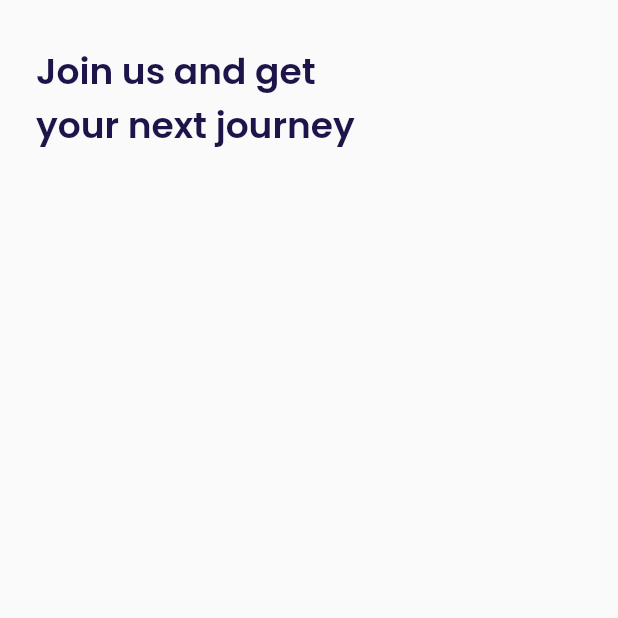
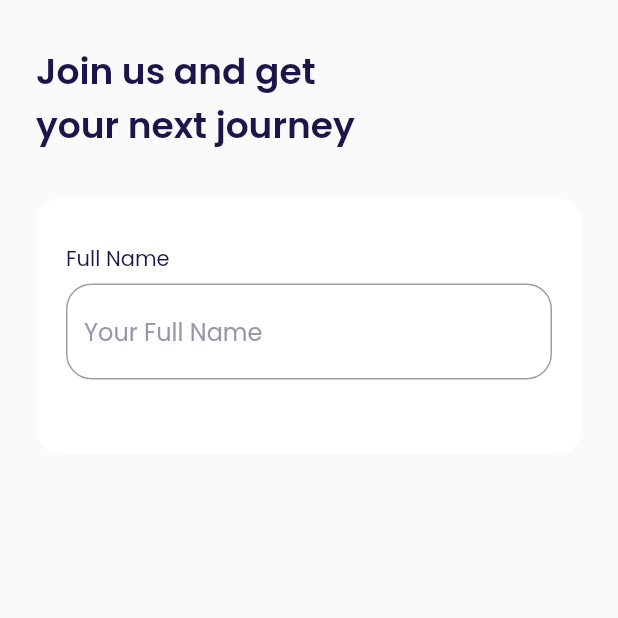
Before and after one commit to YudaDwi/airdrop, a Flutter app: the SignUpPage screen opened by its route, on a phone screen of 412 x 824 dp, the top half of it. Run offline on Flutter 3.47's test engine with Material 2 defaults, Android fonts, the phone set to English and light mode, and no system bars; our stand-ins replace google_fonts.

Commit message:
10 slicing signup input section1

```diff
--- a/airdrop/lib/ui/pages/sign_up_page.dart
+++ b/airdrop/lib/ui/pages/sign_up_page.dart
@@ -15,12 +15,54 @@ class SignUpPage extends StatelessWidget {
       );
     }
 
+    Widget inputSection() {
+      Widget emailInput() {
+        return Container(
+          margin: EdgeInsets.only(bottom: 20),
+          child: Column(
+            crossAxisAlignment: CrossAxisAlignment.start,
+            children: [
+              Text(
+                'Full Name',
+                style: blacktTextSyle,
+              ),
+              SizedBox(
+                height: 6,
+              ),
+              TextFormField(
+                cursorColor: kBlackColor,
+                decoration: InputDecoration(
+                    hintText: 'Your Full Name',
+                    hintStyle: greyTextSyle.copyWith(fontSize: 16),
+                    border: OutlineInputBorder(
+                        borderRadius: BorderRadius.circular(defaultRadius)),
+                    focusedBorder: OutlineInputBorder(
+                        borderRadius: BorderRadius.circular(defaultRadius),
+                        borderSide: BorderSide(color: kPrimaryColor))),
+              )
+            ],
+          ),
+        );
+      }
+
+      return Container(
+        margin: EdgeInsets.only(top: 30),
+        padding: EdgeInsets.symmetric(horizontal: 20, vertical: 30),
+        decoration: BoxDecoration(
+            color: kWhiteColor,
+            borderRadius: BorderRadius.circular(defaultRadius)),
+        child: Column(
+          children: [emailInput()],
+        ),
+      );
+    }
+
     return Scaffold(
       backgroundColor: kBackgroundColor,
       body: SafeArea(
         child: ListView(
           padding: EdgeInsets.symmetric(horizontal: defaultMargin),
-          children: [title()],
+          children: [title(), inputSection()],
         ),
       ),
     );
```
